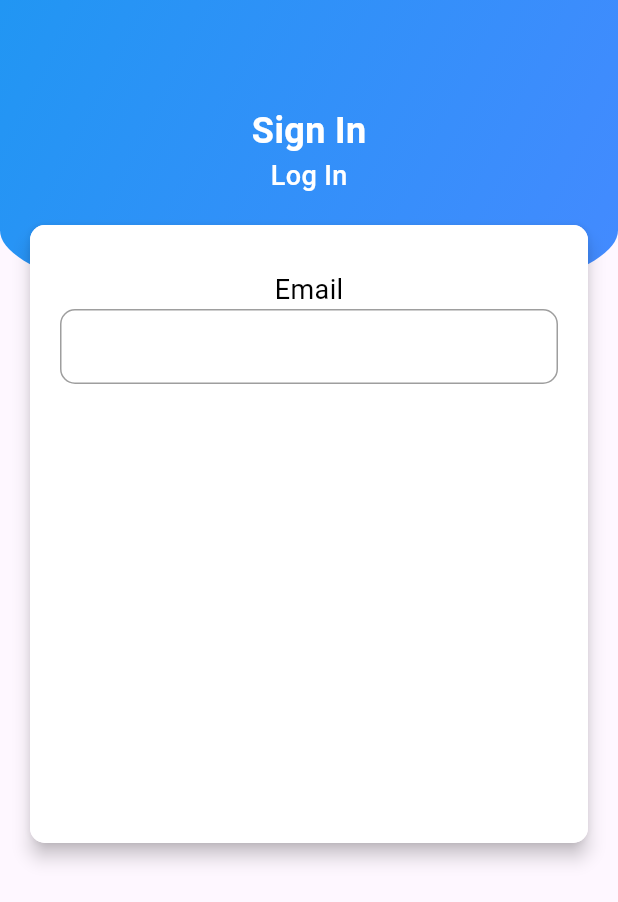
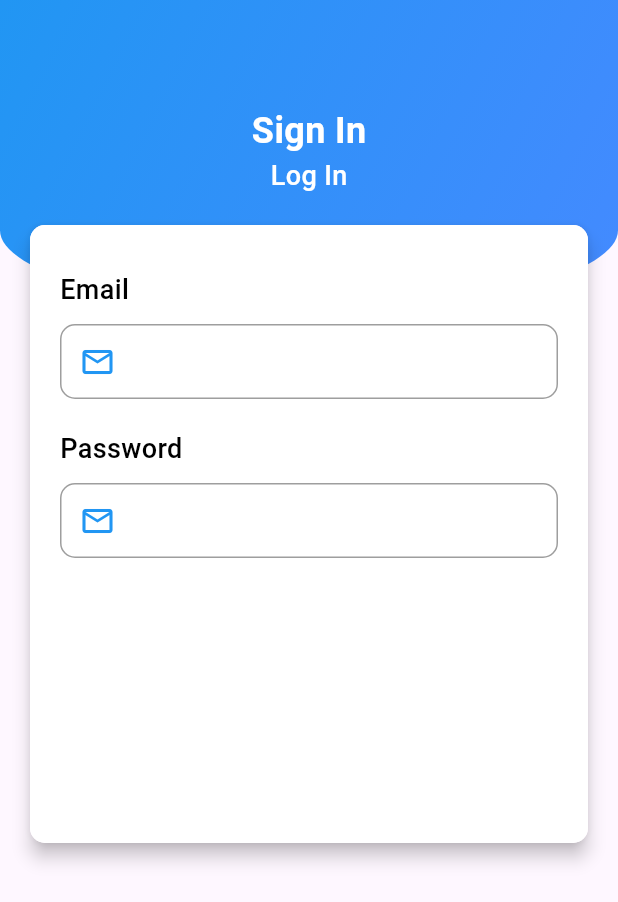
Before and after one commit to adogbeji/FlutterChatAppTwo, a Flutter app: the screen it shows after launch, on a phone screen of 412 x 824 dp. Shown: the top 902 px of the screen. Run offline on Flutter 3.47's test engine with Material 3 defaults, Android fonts, the phone set to English and light mode, and no system bars.

Commit message:
Start adding password input field in sign in screen

```diff
--- a/lib/views/screens/auth/signin.dart
+++ b/lib/views/screens/auth/signin.dart
@@ -24,8 +24,7 @@ class _SignInState extends State<SignIn> {
                   end: Alignment.bottomRight,
                 ),
                 borderRadius: BorderRadius.vertical(
-                  bottom:
-                      Radius.elliptical(MediaQuery.of(context).size.width, 105),
+                  bottom: Radius.elliptical(MediaQuery.of(context).size.width, 105),
                 ),
               ),
             ),
@@ -68,16 +67,21 @@ class _SignInState extends State<SignIn> {
                           borderRadius: BorderRadius.circular(10),
                         ),
                         child: Column(
+                          crossAxisAlignment: CrossAxisAlignment.start,
                           children: [
                             const Text(
                               'Email',
                               style: TextStyle(
                                 fontSize: 18,
                                 color: Colors.black,
+                                fontWeight: FontWeight.w500,
                               ),
                             ),
+
+                            const SizedBox(height: 10,),
+
                             Container(
-                              padding: const EdgeInsets.only(left: 40),
+                              // padding: const EdgeInsets.only(left: 40),
                               decoration: BoxDecoration(
                                 border: Border.all(
                                   width: 1.0,
@@ -88,6 +92,37 @@ class _SignInState extends State<SignIn> {
                               child: const TextField(
                                 decoration: InputDecoration(
                                   border: InputBorder.none,
+                                  prefixIcon: Icon(Icons.mail_outline, color: Colors.blue,),
+                                ),
+                              ),
+                            ),
+
+                            const SizedBox(height: 20,),
+
+                            const Text(
+                              'Password',
+                              style: TextStyle(
+                                fontSize: 18,
+                                color: Colors.black,
+                                fontWeight: FontWeight.w500,
+                              ),
+                            ),
+
+                            const SizedBox(height: 10,),
+
+                            Container(
+                              // padding: const EdgeInsets.only(left: 40),
+                              decoration: BoxDecoration(
+                                border: Border.all(
+                                  width: 1.0,
+                                  color: Colors.black38,
+                                ),
+                                borderRadius: BorderRadius.circular(10),
+                              ),
+                              child: const TextField(
+                                decoration: InputDecoration(
+                                  border: InputBorder.none,
+                                  prefixIcon: Icon(Icons.mail_outline, color: Colors.blue,),
                                 ),
                               ),
                             ),
```
